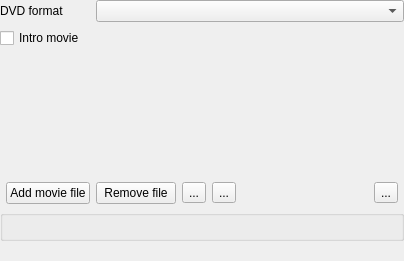
Above: src/widgets/dvdwizardvob_ui.ui from KDE/kdenlive before the change. Below: the same form after it.
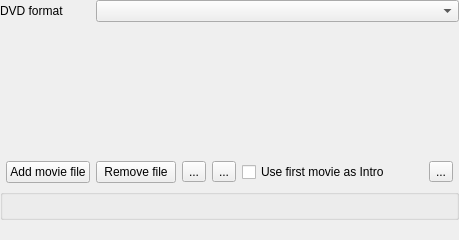
That is the form after the change. Custom widgets are drawn as their Qt base class.

Commit message: Fix intro movie in dvd wizard

Diff of the .ui file:
```diff
--- a/src/widgets/dvdwizardvob_ui.ui
+++ b/src/widgets/dvdwizardvob_ui.ui
@@ -6,67 +6,43 @@
    <rect>
     <x>0</x>
     <y>0</y>
-    <width>404</width>
-    <height>261</height>
+    <width>459</width>
+    <height>240</height>
    </rect>
   </property>
   <layout class="QGridLayout" name="gridLayout_2">
    <property name="margin">
     <number>0</number>
    </property>
-   <item row="0" column="2" colspan="6">
-    <widget class="KComboBox" name="dvd_profile"/>
-   </item>
-   <item row="2" column="0" colspan="7">
-    <widget class="QFrame" name="list_frame">
-     <property name="sizePolicy">
-      <sizepolicy hsizetype="Preferred" vsizetype="MinimumExpanding">
-       <horstretch>0</horstretch>
-       <verstretch>0</verstretch>
-      </sizepolicy>
-     </property>
-     <property name="minimumSize">
-      <size>
-       <width>0</width>
-       <height>20</height>
-      </size>
-     </property>
-     <property name="frameShape">
-      <enum>QFrame::NoFrame</enum>
-     </property>
-     <property name="frameShadow">
-      <enum>QFrame::Raised</enum>
-     </property>
-    </widget>
-   </item>
-   <item row="4" column="4">
-    <widget class="QToolButton" name="button_down">
+   <item row="3" column="2">
+    <widget class="QPushButton" name="button_delete">
      <property name="text">
-      <string>...</string>
+      <string>Remove file</string>
      </property>
     </widget>
    </item>
-   <item row="6" column="0" colspan="8">
-    <widget class="QLabel" name="error_message">
-     <property name="sizePolicy">
-      <sizepolicy hsizetype="Preferred" vsizetype="Preferred">
-       <horstretch>0</horstretch>
-       <verstretch>0</verstretch>
-      </sizepolicy>
-     </property>
+   <item row="3" column="5">
+    <widget class="QCheckBox" name="use_intro">
      <property name="text">
-      <string/>
+      <string>Use first movie as Intro</string>
      </property>
     </widget>
    </item>
-   <item row="5" column="0" colspan="8">
+   <item row="4" column="0" colspan="9">
     <widget class="QGroupBox" name="size_box">
      <property name="title">
       <string/>
      </property>
     </widget>
    </item>
-   <item row="4" column="5">
+   <item row="0" column="0" colspan="2">
+    <widget class="QLabel" name="label">
+     <property name="text">
+      <string>DVD format</string>
+     </property>
+    </widget>
+   </item>
+   <item row="3" column="6">
     <spacer name="horizontalSpacer">
      <property name="orientation">
       <enum>Qt::Horizontal</enum>
@@ -79,55 +55,69 @@
      </property>
     </spacer>
    </item>
-   <item row="4" column="3">
-    <widget class="QToolButton" name="button_up">
+   <item row="3" column="7">
+    <widget class="QToolButton" name="button_transcode">
      <property name="text">
       <string>...</string>
      </property>
     </widget>
    </item>
-   <item row="1" column="0" colspan="2">
-    <widget class="QCheckBox" name="use_intro">
-     <property name="text">
-      <string>Intro movie</string>
-     </property>
-    </widget>
+   <item row="0" column="2" colspan="7">
+    <widget class="KComboBox" name="dvd_profile"/>
    </item>
-   <item row="4" column="1">
+   <item row="3" column="1">
     <widget class="QPushButton" name="button_add">
      <property name="text">
       <string>Add movie file</string>
      </property>
     </widget>
    </item>
-   <item row="4" column="6">
-    <widget class="QToolButton" name="button_transcode">
-     <property name="text">
-      <string>...</string>
+   <item row="5" column="0" colspan="9">
+    <widget class="QLabel" name="error_message">
+     <property name="sizePolicy">
+      <sizepolicy hsizetype="Preferred" vsizetype="Preferred">
+       <horstretch>0</horstretch>
+       <verstretch>0</verstretch>
+      </sizepolicy>
      </property>
-    </widget>
-   </item>
-   <item row="0" column="0" colspan="2">
-    <widget class="QLabel" name="label">
      <property name="text">
-      <string>DVD format</string>
+      <string/>
      </property>
     </widget>
    </item>
-   <item row="1" column="2" colspan="6">
-    <widget class="KUrlRequester" name="intro_vob">
+   <item row="1" column="0" colspan="8">
+    <widget class="QFrame" name="list_frame">
      <property name="sizePolicy">
-      <sizepolicy hsizetype="Expanding" vsizetype="Preferred">
+      <sizepolicy hsizetype="Preferred" vsizetype="MinimumExpanding">
        <horstretch>0</horstretch>
        <verstretch>0</verstretch>
       </sizepolicy>
      </property>
+     <property name="minimumSize">
+      <size>
+       <width>0</width>
+       <height>20</height>
+      </size>
+     </property>
+     <property name="frameShape">
+      <enum>QFrame::NoFrame</enum>
+     </property>
+     <property name="frameShadow">
+      <enum>QFrame::Raised</enum>
+     </property>
     </widget>
    </item>
-   <item row="4" column="2">
-    <widget class="QPushButton" name="button_delete">
+   <item row="3" column="3">
+    <widget class="QToolButton" name="button_up">
      <property name="text">
-      <string>Remove file</string>
+      <string>...</string>
+     </property>
+    </widget>
+   </item>
+   <item row="3" column="4">
+    <widget class="QToolButton" name="button_down">
+     <property name="text">
+      <string>...</string>
      </property>
     </widget>
    </item>
@@ -139,11 +129,6 @@
    <extends>QComboBox</extends>
    <header>kcombobox.h</header>
   </customwidget>
-  <customwidget>
-   <class>KUrlRequester</class>
-   <extends>QFrame</extends>
-   <header>kurlrequester.h</header>
-  </customwidget>
  </customwidgets>
  <resources/>
  <connections/>
```
The commit also changes 4 other files.
